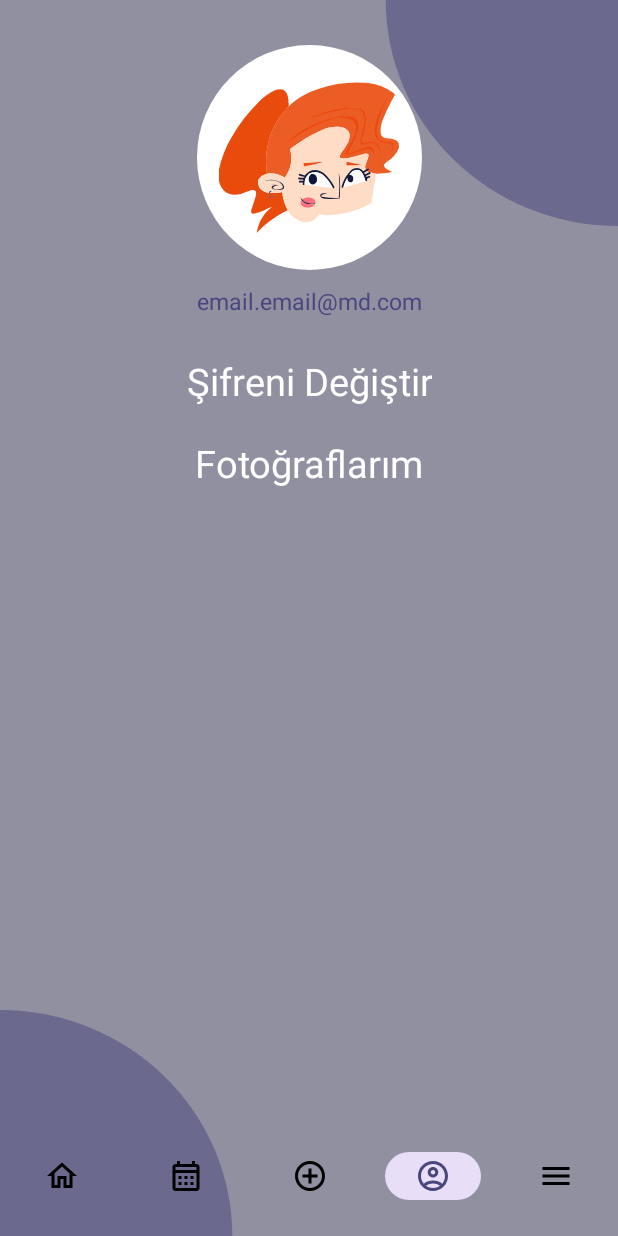
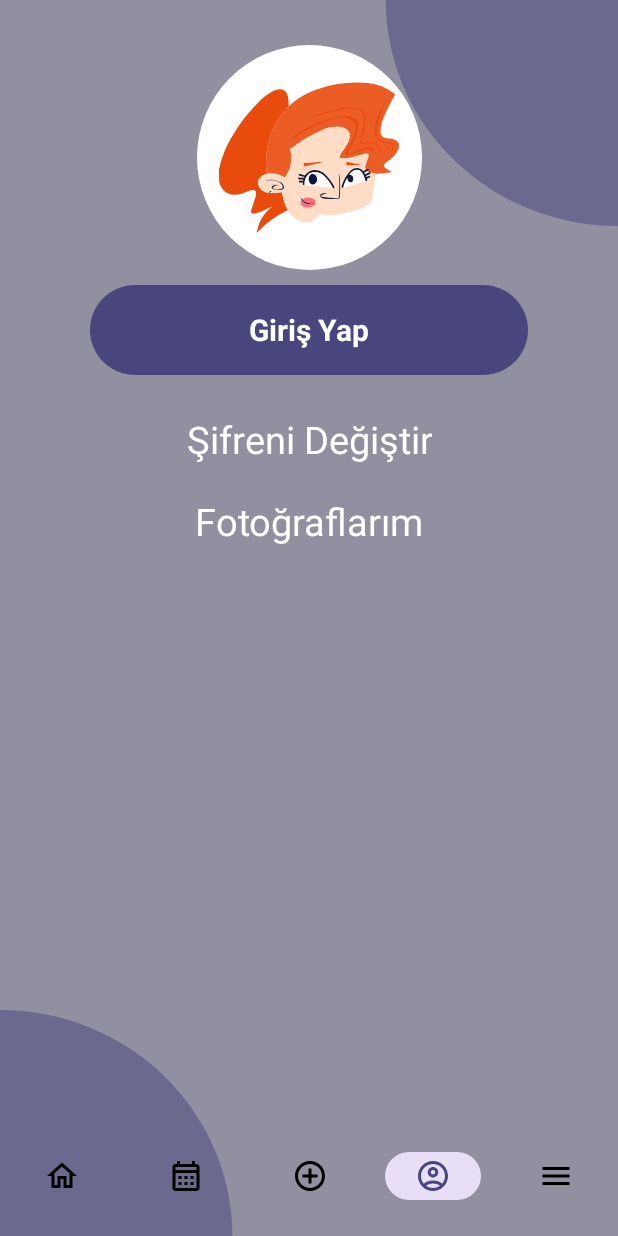
Before and after one commit to dlrdmrcn/MyDiary, an Android app: the ProfileFragment screen opened through its navigation route, on a phone screen of 412 x 824 dp. Run offline under Robolectric (Android 15) with nearby library versions, the phone set to English and light mode, and no system bars; our stand-ins replace Dagger/Hilt's generated code, Firebase (no records; nobody signed in at launch, a user with empty details on screens opened directly), Room's generated code, navigation-ui; Roboto replaces fonts that are not available here.

Commit message:
fragment_photos.xml design edited, added login button to fragment_profile.xml and enums package created

```diff
--- a/app/src/main/java/com/dilara/mydiary/adapter/ShowDiaryRecyclerViewAdapter.kt
+++ b/app/src/main/java/com/dilara/mydiary/adapter/ShowDiaryRecyclerViewAdapter.kt
@@ -5,7 +5,7 @@ import android.view.LayoutInflater
 import android.view.ViewGroup
 import androidx.navigation.Navigation
 import androidx.recyclerview.widget.RecyclerView
-import com.dilara.mydiary.EMOJI
+import com.dilara.mydiary.enums.EMOJI
 import com.dilara.mydiary.R
 import com.dilara.mydiary.databinding.ShowDiaryRecyclerRowBinding
 import com.dilara.mydiary.model.Diary
--- a/app/src/main/java/com/dilara/mydiary/EMOJI.kt
+++ b/app/src/main/java/com/dilara/mydiary/enums/EMOJI.kt
@@ -1,4 +1,4 @@
-package com.dilara.mydiary
+package com.dilara.mydiary.enums
 
 enum class EMOJI(val emoji: Int) {
     VERY_HAPPY(0),
--- a/app/src/main/java/com/dilara/mydiary/MONTH.kt
+++ b/app/src/main/java/com/dilara/mydiary/enums/MONTH.kt
@@ -1,4 +1,4 @@
-package com.dilara.mydiary
+package com.dilara.mydiary.enums
 
 enum class MONTH(val value: Int) {
     Ocak(0),
--- a/app/src/main/java/com/dilara/mydiary/view/CalendarFragment.kt
+++ b/app/src/main/java/com/dilara/mydiary/view/CalendarFragment.kt
@@ -6,7 +6,7 @@ import android.view.View
 import android.view.ViewGroup
 import android.widget.DatePicker
 import androidx.navigation.Navigation
-import com.dilara.mydiary.MONTH
+import com.dilara.mydiary.enums.MONTH
 import com.dilara.mydiary.base.BaseFragment
 import com.dilara.mydiary.databinding.FragmentCalendarBinding
 import java.util.Calendar
--- a/app/src/main/java/com/dilara/mydiary/view/DiaryDetailsFragment.kt
+++ b/app/src/main/java/com/dilara/mydiary/view/DiaryDetailsFragment.kt
@@ -6,7 +6,7 @@ import android.view.View
 import android.view.ViewGroup
 import androidx.navigation.Navigation
 import androidx.navigation.fragment.navArgs
-import com.dilara.mydiary.EMOJI
+import com.dilara.mydiary.enums.EMOJI
 import com.dilara.mydiary.R
 import com.dilara.mydiary.base.BaseFragment
 import com.dilara.mydiary.databinding.FragmentDiaryDetailsBinding
--- a/app/src/main/java/com/dilara/mydiary/view/HomeFragment.kt
+++ b/app/src/main/java/com/dilara/mydiary/view/HomeFragment.kt
@@ -7,7 +7,7 @@ import android.view.ViewGroup
 import androidx.fragment.app.viewModels
 import androidx.lifecycle.SavedStateViewModelFactory
 import androidx.recyclerview.widget.LinearLayoutManager
-import com.dilara.mydiary.EMOJI
+import com.dilara.mydiary.enums.EMOJI
 import com.dilara.mydiary.R
 import com.dilara.mydiary.adapter.HomeRecyclerAdapter
 import com.dilara.mydiary.base.BaseFragment
--- a/app/src/main/res/layout/fragment_profile.xml
+++ b/app/src/main/res/layout/fragment_profile.xml
@@ -44,8 +44,22 @@
         android:textAlignment="center"
         app:layout_constraintStart_toStartOf="parent"
         app:layout_constraintEnd_toEndOf="parent"
+        app:layout_constraintBottom_toTopOf="@+id/change_password"
         app:layout_constraintTop_toBottomOf="@id/profile_ellipse"
-        android:layout_marginTop="10dp"/>
+        android:layout_marginTop="10dp"
+        android:layout_marginBottom="10dp"/>
+
+    <Button
+        android:id="@+id/login"
+        style="@style/mainTextStyle"
+        android:layout_width="match_parent"
+        android:layout_height="60dp"
+        android:layout_marginHorizontal="60dp"
+        android:background="@drawable/main_button"
+        android:text="@string/login"
+        android:layout_marginTop="10dp"
+        app:layout_constraintBottom_toTopOf="@+id/change_password"
+        app:layout_constraintTop_toBottomOf="@+id/profile_ellipse" />
 
     <TextView
         android:id="@+id/change_password"
@@ -55,7 +69,7 @@
         android:text="@string/change_password"
         app:layout_constraintStart_toStartOf="parent"
         app:layout_constraintEnd_toEndOf="parent"
-        app:layout_constraintTop_toBottomOf="@id/email_address"
+        app:layout_constraintTop_toBottomOf="@id/login"
         android:layout_marginTop="25dp"/>
 
     <TextView
```
Also changed, not shown: app/src/main/res/layout/fragment_photos.xml (+0 -10 lines).
